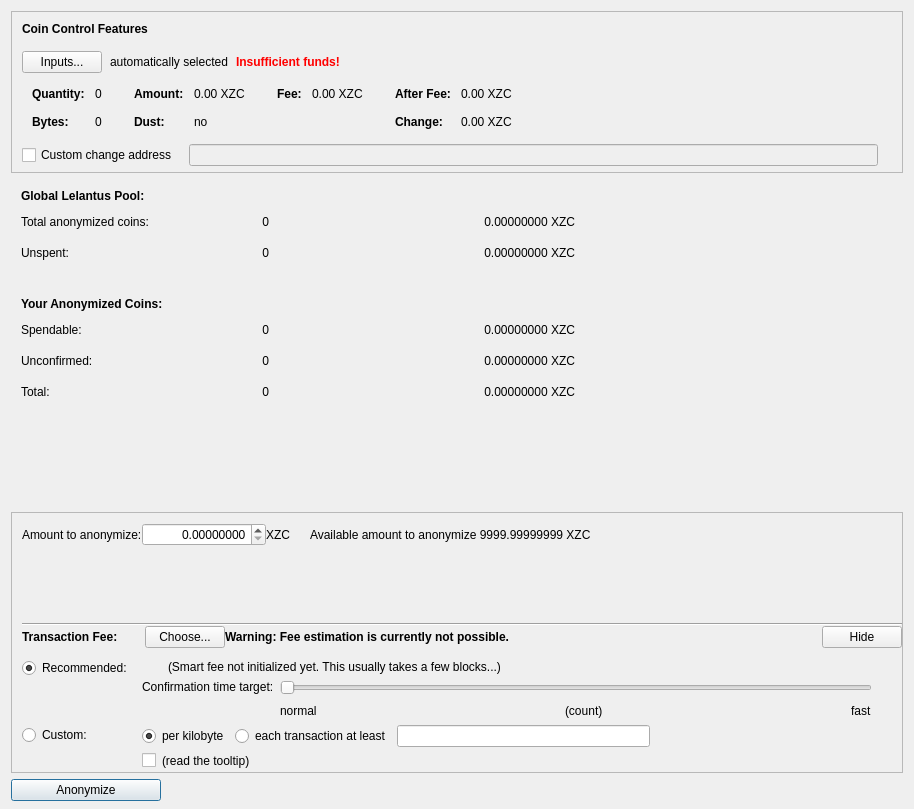
The window that src/qt/forms/lelantusdialog.ui (firoorg/firo) describes before a commit, drawn with Qt 5.
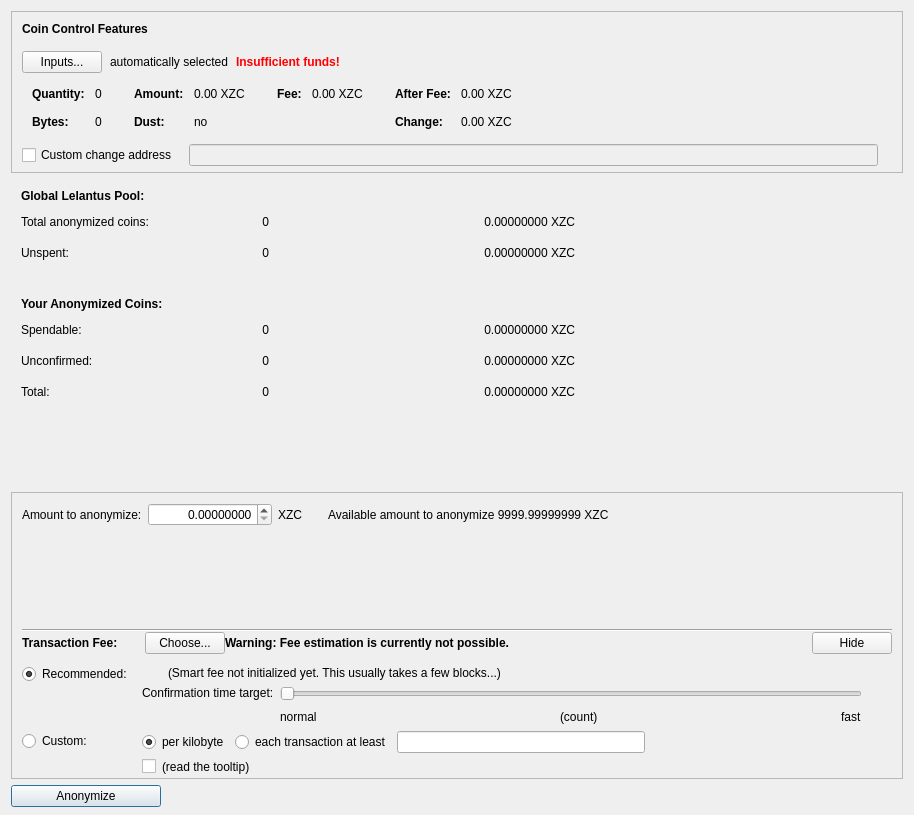
The same window after the commit. Icons and pictures are not drawn. Custom widgets are drawn as their Qt base class.

Commit message: Update lelantus page layout

Diff of the .ui file:
```diff
--- a/src/qt/forms/lelantusdialog.ui
+++ b/src/qt/forms/lelantusdialog.ui
@@ -7,7 +7,7 @@
     <x>0</x>
     <y>0</y>
     <width>914</width>
-    <height>809</height>
+    <height>815</height>
    </rect>
   </property>
   <property name="windowTitle">
@@ -891,7 +891,7 @@
    <item>
     <widget class="QFrame" name="anonymizeAndFeeFrame">
      <property name="sizePolicy">
-      <sizepolicy hsizetype="Expanding" vsizetype="Expanding">
+      <sizepolicy hsizetype="Preferred" vsizetype="Expanding">
        <horstretch>0</horstretch>
        <verstretch>0</verstretch>
       </sizepolicy>
@@ -905,7 +905,7 @@
      <property name="maximumSize">
       <size>
        <width>16777215</width>
-       <height>16777215</height>
+       <height>300</height>
       </size>
      </property>
      <property name="frameShape">
@@ -914,42 +914,26 @@
      <property name="frameShadow">
       <enum>QFrame::Sunken</enum>
      </property>
-     <layout class="QVBoxLayout" name="verticalLayoutFee1">
-      <property name="spacing">
-       <number>0</number>
-      </property>
+     <layout class="QVBoxLayout" name="verticalLayout_6">
       <property name="leftMargin">
-       <number>0</number>
+       <number>10</number>
       </property>
       <property name="topMargin">
-       <number>0</number>
+       <number>10</number>
       </property>
       <property name="rightMargin">
-       <number>0</number>
+       <number>10</number>
       </property>
       <property name="bottomMargin">
        <number>0</number>
       </property>
-      <item>
-       <layout class="QVBoxLayout" name="verticalLayoutFee2" stretch="0,0,0,0">
-        <property name="spacing">
-         <number>0</number>
-        </property>
-        <property name="leftMargin">
-         <number>10</number>
-        </property>
-        <property name="topMargin">
-         <number>0</number>
-        </property>
-        <item>
-         <layout class="QVBoxLayout" name="verticalLayout_4">
           <item>
            <layout class="QHBoxLayout" name="horizontalLayout_4">
             <property name="topMargin">
-             <number>10</number>
+         <number>0</number>
             </property>
             <property name="bottomMargin">
-             <number>40</number>
+         <number>0</number>
             </property>
             <item>
              <widget class="QLabel" name="amountToAnoymizeLabel">
@@ -1020,18 +1004,31 @@
            </layout>
           </item>
           <item>
-           <spacer name="verticalSpacer_8">
+       <spacer name="verticalSpacer_10">
             <property name="orientation">
              <enum>Qt::Vertical</enum>
             </property>
             <property name="sizeHint" stdset="0">
              <size>
               <width>20</width>
-              <height>40</height>
+          <height>600</height>
              </size>
             </property>
            </spacer>
           </item>
+      <item>
+       <layout class="QVBoxLayout" name="verticalLayoutFee2" stretch="0,0,0,0">
+        <property name="spacing">
+         <number>0</number>
+        </property>
+        <property name="leftMargin">
+         <number>0</number>
+        </property>
+        <property name="topMargin">
+         <number>0</number>
+        </property>
+        <item>
+         <layout class="QVBoxLayout" name="verticalLayout_4">
           <item>
            <widget class="Line" name="line">
             <property name="orientation">
```
Left out of the diff: 4 changed lines with no effect on the pictures. Lines whose indentation alone changed are shown as unchanged.
